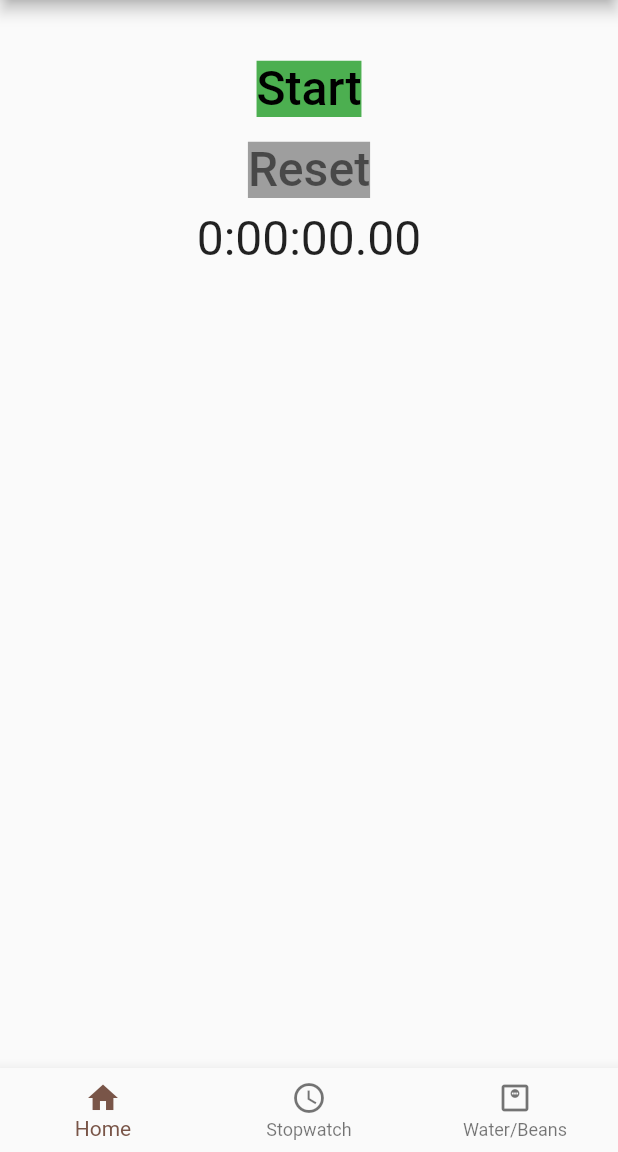
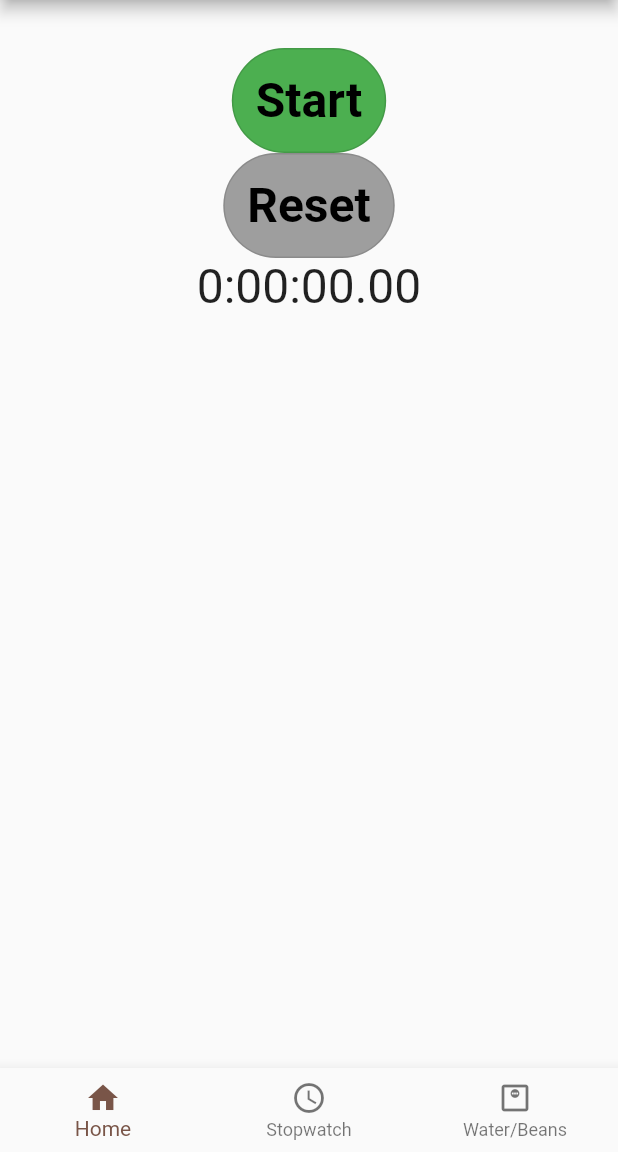
Before and after one commit to Michal-Koter/coffee-app, a Flutter app: the StopwatchScreen screen opened by its route, on a phone screen of 412 x 824 dp, the part 84-1236 px from its top. Run offline on Flutter 3.47's test engine with Material 2 defaults, Android fonts, the phone set to English and light mode, and no system bars; our stand-ins replace shared_preferences; accounts and stored records are empty.

Commit message:
Decorate stopwatch's buttons

```diff
--- a/lib/screens/stopwatch_screen.dart
+++ b/lib/screens/stopwatch_screen.dart
@@ -15,10 +15,14 @@ class _StopwatchScreenState extends State<StopwatchScreen> {
   Stopwatch stopwatch = Stopwatch();
   String dif = '0:00:00.00';
   String runBtnText = 'Start';
-  TextStyle runBtnStyle = const TextStyle(
-      fontSize: 32, backgroundColor: Colors.green, color: Colors.black);
-  TextStyle resetBtnStyle = const TextStyle(
-      fontSize: 32, backgroundColor: Colors.grey, color: Colors.black54);
+  Color runBtnColor = Colors.green;
+  ButtonStyle resetBtnStyle = OutlinedButton.styleFrom(
+    primary: Colors.black,
+    backgroundColor: Colors.grey,
+    textStyle: const TextStyle(fontSize: 32, fontWeight: FontWeight.bold),
+    padding: const EdgeInsets.all(16),
+    shape: const StadiumBorder(),
+  );
 
   @override
   Widget build(BuildContext context) {
@@ -42,8 +46,7 @@ class _StopwatchScreenState extends State<StopwatchScreen> {
                 style: const TextStyle(fontSize: 32),
               ),
               rounds(),
-              if(isRun)
-              currentRound(),
+              if (isRun) currentRound(),
             ],
           ),
         ),
@@ -52,7 +55,7 @@ class _StopwatchScreenState extends State<StopwatchScreen> {
   }
 
   Widget runButton() {
-    return TextButton(
+    return OutlinedButton(
       onPressed: () {
         if (isRun) {
           isRun = false;
@@ -65,36 +68,29 @@ class _StopwatchScreenState extends State<StopwatchScreen> {
         setState(() {
           if (isRun) {
             runBtnText = 'Stop';
-              runBtnStyle = const TextStyle(
-                  fontSize: 32,
-                  backgroundColor: Colors.red,
-                  color: Colors.black);
-              resetBtnStyle = const TextStyle(
-                  fontSize: 32,
-                  backgroundColor: Colors.grey,
-                  color: Colors.black54);
+            runBtnColor = Colors.red;
           } else {
             runBtnText = 'Start';
-              runBtnStyle = const TextStyle(
-                  fontSize: 32,
-                  backgroundColor: Colors.green,
-                  color: Colors.black);
-              resetBtnStyle = const TextStyle(
-                  fontSize: 32,
-                  backgroundColor: Colors.white70,
-                  color: Colors.black);
+            runBtnColor = Colors.green;
           }
           isRun;
         });
       },
+      style: OutlinedButton.styleFrom(
+        primary: Colors.black,
+        backgroundColor: runBtnColor,
+        textStyle: const TextStyle(fontSize: 32, fontWeight: FontWeight.bold),
+        padding: const EdgeInsets.all(16),
+        shape: const StadiumBorder(),
+      ),
       child: Text(
         runBtnText,
-          style: runBtnStyle,
-        ));
+      ),
+    );
   }
 
   Widget resetButton() {
-    return TextButton(
+    return OutlinedButton(
       onPressed: () {
         if (!isRun) {
           stopwatch.reset();
@@ -103,23 +99,23 @@ class _StopwatchScreenState extends State<StopwatchScreen> {
           });
         }
       },
-      child: Text(
+      style: resetBtnStyle,
+      child: const Text(
         'Reset',
-        style: resetBtnStyle,
       ),
     );
   }
 
   Widget roundButton() {
-    return TextButton(
+    return OutlinedButton(
         onPressed: () {
           if (isRun) {
             stopwatch.setRound();
           }
         },
-        child: Text(
+        style: resetBtnStyle,
+        child: const Text(
           'Round',
-          style: resetBtnStyle,
         ));
   }
 
@@ -152,7 +148,7 @@ class _StopwatchScreenState extends State<StopwatchScreen> {
     if (stopwatch.start != null) {
       Duration round = stopwatch.runningTime();
       String massage = round.toString();
-      massage = massage.substring(0,massage.length-4);
+      massage = massage.substring(0, massage.length - 4);
       return Text('${stopwatch.rounds.length + 1} round: $massage');
     }
     return const Text('');
```
Lines whose indentation alone changed are shown as unchanged.
